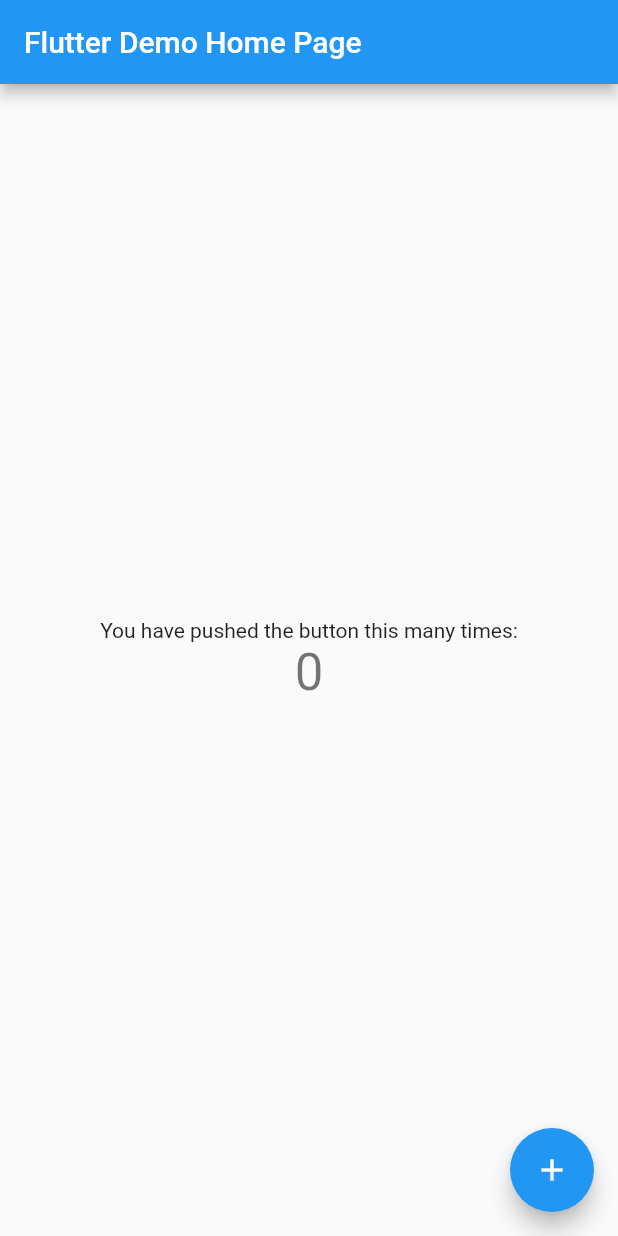
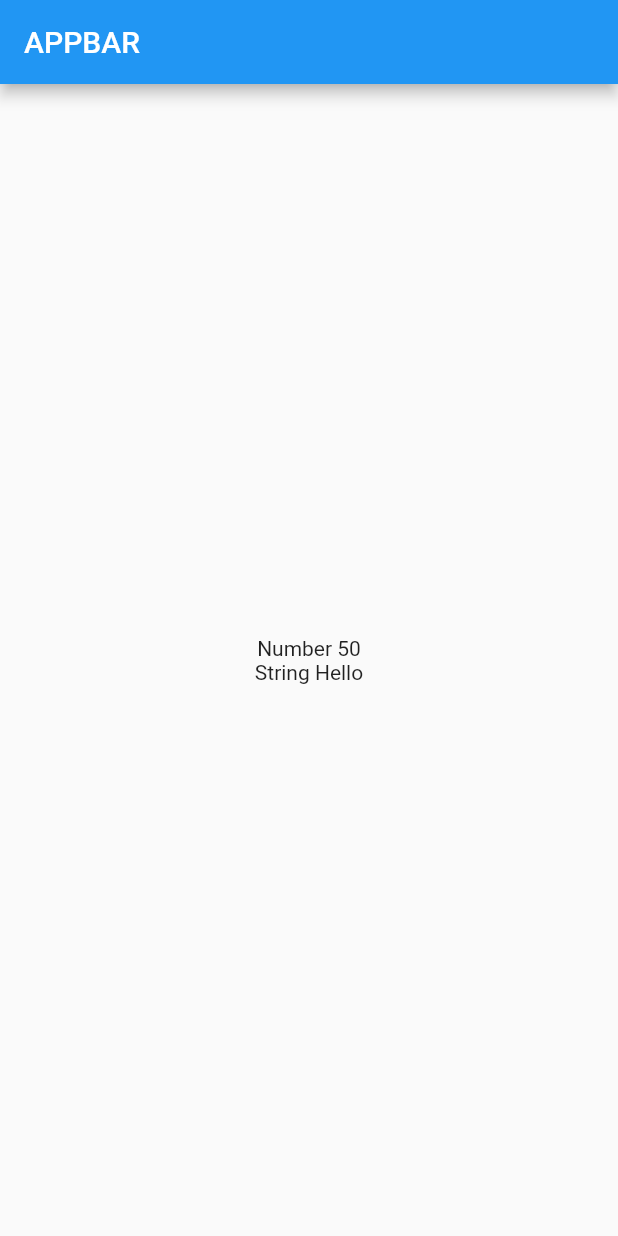
Before and after one commit to SoonGwan/Flutter_study_project_list, a Flutter app: the screen it shows after launch, on a phone screen of 412 x 824 dp. Run offline on Flutter 3.47's test engine with Material 2 defaults, Android fonts, the phone set to English and light mode, and no system bars.

Commit message:
[ADD] multiProvider

```diff
--- /dev/null
+++ b/multi_provider/lib/_HomePage.dart
@@ -0,0 +1,33 @@
+import 'package:flutter/cupertino.dart';
+import 'package:flutter/material.dart';
+import 'package:provider/provider.dart';
+
+class HomePage extends StatefulWidget {
+  HomePage({Key key}) : super(key: key);
+
+  @override
+  _HomePageState createState() => _HomePageState();
+}
+
+class _HomePageState extends State<HomePage> {
+  @override
+  Widget build(BuildContext context) {
+    final number = Provider.of<int>(context);
+    final string = Provider.of<String>(context);
+
+    return Scaffold(
+      appBar: AppBar(
+        title: Text("APPBAR"),
+      ),
+      body: Center(
+        child: Column(
+          mainAxisAlignment: MainAxisAlignment.center,
+          children: <Widget>[
+            Text('Number $number'),
+            Text('String $string'),
+          ],
+        ),
+      ),
+    );
+  }
+}
--- a/multi_provider/lib/main.dart
+++ b/multi_provider/lib/main.dart
@@ -1,113 +1,22 @@
+import 'package:flutter/cupertino.dart';
 import 'package:flutter/material.dart';
+import 'package:provider/provider.dart';
+import './_HomePage.dart';
 
 void main() {
   runApp(MyApp());
 }
 
 class MyApp extends StatelessWidget {
-  // This widget is the root of your application.
   @override
   Widget build(BuildContext context) {
-    return MaterialApp(
-      title: 'Flutter Demo',
-      theme: ThemeData(
-        // This is the theme of your application.
-        //
-        // Try running your application with "flutter run". You'll see the
-        // application has a blue toolbar. Then, without quitting the app, try
-        // changing the primarySwatch below to Colors.green and then invoke
-        // "hot reload" (press "r" in the console where you ran "flutter run",
-        // or simply save your changes to "hot reload" in a Flutter IDE).
-        // Notice that the counter didn't reset back to zero; the application
-        // is not restarted.
-        primarySwatch: Colors.blue,
-      ),
-      home: MyHomePage(title: 'Flutter Demo Home Page'),
-    );
+    return MultiProvider(
+        providers: [
+          Provider<int>.value(value: 50),
+          Provider<String>.value(value: 'Hello'),
+        ],
+        child: MaterialApp(
+          home: HomePage(),
+        ));
   }
 }
-
-class MyHomePage extends StatefulWidget {
-  MyHomePage({Key key, this.title}) : super(key: key);
-
-  // This widget is the home page of your application. It is stateful, meaning
-  // that it has a State object (defined below) that contains fields that affect
-  // how it looks.
-
-  // This class is the configuration for the state. It holds the values (in this
-  // case the title) provided by the parent (in this case the App widget) and
-  // used by the build method of the State. Fields in a Widget subclass are
-  // always marked "final".
-
-  final String title;
-
-  @override
-  _MyHomePageState createState() => _MyHomePageState();
-}
-
-class _MyHomePageState extends State<MyHomePage> {
-  int _counter = 0;
-
-  void _incrementCounter() {
-    setState(() {
-      // This call to setState tells the Flutter framework that something has
-      // changed in this State, which causes it to rerun the build method below
-      // so that the display can reflect the updated values. If we changed
-      // _counter without calling setState(), then the build method would not be
-      // called again, and so nothing would appear to happen.
-      _counter++;
-    });
-  }
-
-  @override
-  Widget build(BuildContext context) {
-    // This method is rerun every time setState is called, for instance as done
-    // by the _incrementCounter method above.
-    //
-    // The Flutter framework has been optimized to make rerunning build methods
-    // fast, so that you can just rebuild anything that needs updating rather
-    // than having to individually change instances of widgets.
-    return Scaffold(
-      appBar: AppBar(
-        // Here we take the value from the MyHomePage object that was created by
-        // the App.build method, and use it to set our appbar title.
-        title: Text(widget.title),
-      ),
-      body: Center(
-        // Center is a layout widget. It takes a single child and positions it
-        // in the middle of the parent.
-        child: Column(
-          // Column is also a layout widget. It takes a list of children and
-          // arranges them vertically. By default, it sizes itself to fit its
-          // children horizontally, and tries to be as tall as its parent.
-          //
-          // Invoke "debug painting" (press "p" in the console, choose the
-          // "Toggle Debug Paint" action from the Flutter Inspector in Android
-          // Studio, or the "Toggle Debug Paint" command in Visual Studio Code)
-          // to see the wireframe for each widget.
-          //
-          // Column has various properties to control how it sizes itself and
-          // how it positions its children. Here we use mainAxisAlignment to
-          // center the children vertically; the main axis here is the vertical
-          // axis because Columns are vertical (the cross axis would be
-          // horizontal).
-          mainAxisAlignment: MainAxisAlignment.center,
-          children: <Widget>[
-            Text(
-              'You have pushed the button this many times:',
-            ),
-            Text(
-              '$_counter',
-              style: Theme.of(context).textTheme.headline4,
-            ),
-          ],
-        ),
-      ),
-      floatingActionButton: FloatingActionButton(
-        onPressed: _incrementCounter,
-        tooltip: 'Increment',
-        child: Icon(Icons.add),
-      ), // This trailing comma makes auto-formatting nicer for build methods.
-    );
-  }
-}
--- a/multi_provider/pubspec.yaml
+++ b/multi_provider/pubspec.yaml
@@ -1,4 +1,4 @@
-name: multi_provider
+name: multi_providere
 description: A new Flutter project.
 
 # The following line prevents the package from being accidentally published to
```
